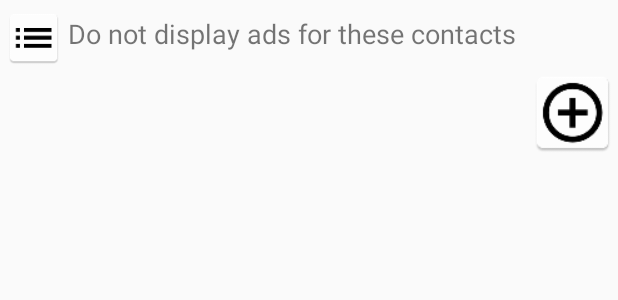
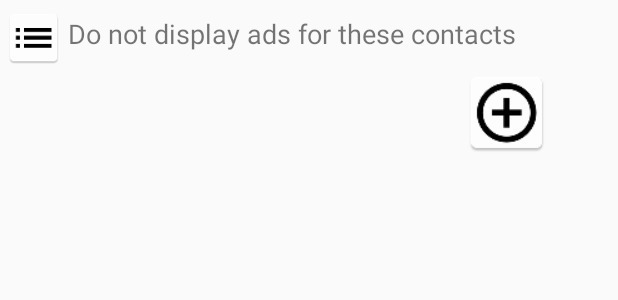
Before and after one commit to sage-michaels/basiclayout, an Android app: the layout activity_white_list_display.xml on its own in the app's theme, with its tools: preview values and no code run, on a phone screen of 412 x 824 dp. Shown: the top 300 px of the screen. Run offline under Robolectric (Android 15) with nearby library versions, the phone set to English and light mode, and no system bars.

```diff
--- a/app/build.gradle
+++ b/app/build.gradle
@@ -27,7 +27,8 @@ dependencies {
     compile 'com.android.support:appcompat-v7:25.3.1'
     compile 'com.android.support.constraint:constraint-layout:1.0.2'
     compile 'com.android.support:recyclerview-v7:24.1.1'
-    compile 'com.android.support:recyclerview-v7:21.0.0'
     compile 'com.android.support:support-v4:20.+'
     compile "com.daimajia.swipelayout:library:1.2.0@aar"
+    compile 'com.rengwuxian.materialedittext:library:2.1.4'
+
 }
--- a/app/src/main/res/layout/activity_white_list_display.xml
+++ b/app/src/main/res/layout/activity_white_list_display.xml
@@ -7,8 +7,8 @@
     tools:context="com.example.sage.basiclayouts.WhiteListDisplay">
 
     <LinearLayout
-        android:layout_width="match_parent"
-        android:layout_height="match_parent"
+        android:layout_width="368dp"
+        android:layout_height="495dp"
         android:orientation="vertical"
         tools:layout_editor_absoluteY="8dp"
         tools:layout_editor_absoluteX="8dp"
@@ -39,6 +39,8 @@
                 android:layout_width="60dp"
                 android:layout_height="60dp"
                 android:layout_alignParentRight="true"
+                android:onClick="CreateNewContact"
+                android:id="@+id/add_contact"
                 android:paddingTop="10dp"
                 android:layout_below="@id/ListIcon"
                 android:background="@mipmap/addcontact" />
```
Also changed, not shown: app/src/main/AndroidManifest.xml (+3 -5 lines), app/src/main/java/com/example/sage/basiclayouts/ContactPage.java (added, +60 -0 lines), app/src/main/java/com/example/sage/basiclayouts/MainActivity.java (+3 -7 lines), app/src/main/java/com/example/sage/basiclayouts/WhiteListDisplay.java (+7 -4 lines), app/src/main/personalinfo-web.png (added), app/src/main/res/mipmap-hdpi/personalinfo.png (added), app/src/main/res/mipmap-mdpi/personalinfo.png (added), app/src/main/res/mipmap-xhdpi/personalinfo.png (added), app/src/main/res/mipmap-xxhdpi/personalinfo.png (added), app/src/main/res/mipmap-xxxhdpi/personalinfo.png (added).
